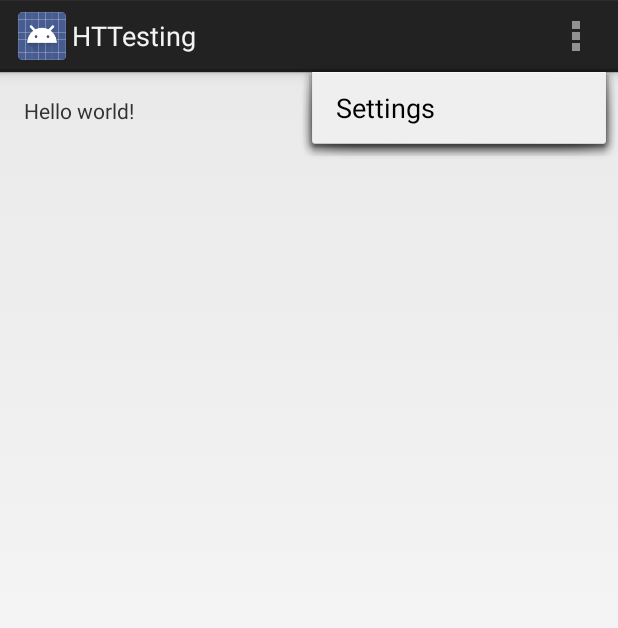
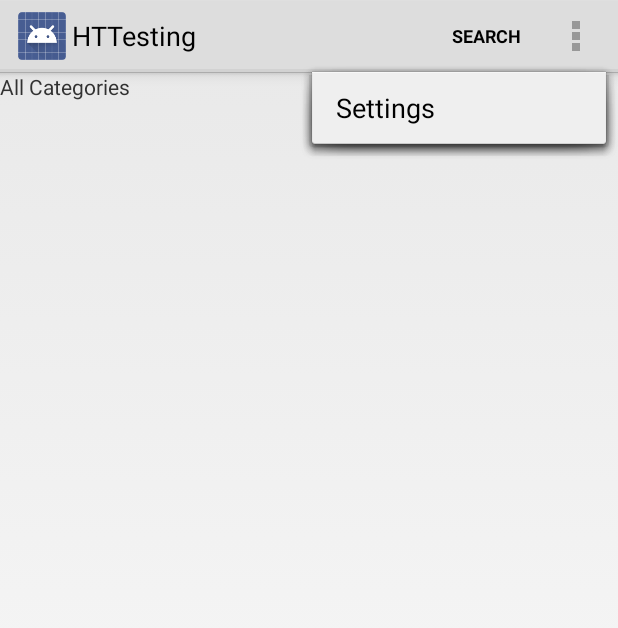
Before and after one commit to marcokstephen/ThoughtSpotAllegro, an Android app: the screen it shows after launch (MyActivity), with the options menu open, on a phone screen of 412 x 824 dp. Shown: the top 628 px of the screen. Run offline under Robolectric (Android 15) with nearby library versions, the phone set to English and light mode, and no system bars.

Commit message:
Starting the ResourceListFragment

```diff
--- a/app/build.gradle
+++ b/app/build.gradle
@@ -20,5 +20,7 @@ android {
 }
 
 dependencies {
-    compile fileTree(dir: 'libs', include: ['*.jar'])
+    compile fileTree(include: ['*.jar'], dir: 'libs')
+    compile 'com.android.support:support-v4:21.0.0'
+    compile 'com.android.support:support-v13:21.0.0'
 }
--- a/app/src/main/java/sm/com/httesting/MyActivity.java
+++ b/app/src/main/java/sm/com/httesting/MyActivity.java
@@ -1,32 +1,69 @@
 package sm.com.httesting;
 
-import android.app.Activity;
+import android.app.Fragment;
+import android.app.FragmentTransaction;
 import android.os.Bundle;
+import android.support.v4.app.FragmentActivity;
+import android.view.LayoutInflater;
 import android.view.Menu;
 import android.view.MenuItem;
+import android.support.v4.widget.DrawerLayout;
+import android.view.View;
+import android.view.ViewGroup;
+import android.widget.AdapterView;
+import android.widget.ArrayAdapter;
+import android.widget.ListView;
 
+public class MyActivity extends FragmentActivity {
 
-public class MyActivity extends Activity {
+    FragmentTransaction transaction;
+    DrawerLayout mDrawerLayout;
+    ListView mDrawerList;
+    public static String[] sectionTitles = {"All Categories","    Legal & Financial","    Health & Social",
+            "    Recreation & Culture","    Family & Friends","    Spirituality & Wellbeing",
+            "    Work & School","    Sex & Relationships","Suggest a Place","Favourites"};
 
     @Override
     protected void onCreate(Bundle savedInstanceState) {
         super.onCreate(savedInstanceState);
         setContentView(R.layout.activity_my);
+
+        transaction = getFragmentManager().beginTransaction();
+        Fragment fragment = ResourceListFragment.newInstance(0);
+        transaction.replace(R.id.fragment_container,fragment);
+        transaction.addToBackStack(null);
+        transaction.commit();
+
+        mDrawerLayout = (DrawerLayout)findViewById(R.id.drawer_layout);
+        mDrawerList = (ListView)findViewById(R.id.left_drawer);
+
+        mDrawerList.setAdapter(new ArrayAdapter<String>(this, R.layout.drawer_list_item, sectionTitles));
+        mDrawerList.setOnItemClickListener(new AdapterView.OnItemClickListener() {
+            @Override
+            public void onItemClick(AdapterView<?> adapterView, View view, int i, long l) {
+                transaction = getFragmentManager().beginTransaction();
+                Fragment fragment = ResourceListFragment.newInstance(i);
+                transaction.replace(R.id.fragment_container,fragment);
+                transaction.addToBackStack(null);
+                transaction.commit();
+
+                //Changing the title of the action bar at the top of the app
+                //Accounting for the spaces that we added in the array elements
+                String newTitle = sectionTitles[i];
+                if (i>0&&i<8) newTitle = newTitle.substring(4);
+                getActionBar().setTitle(newTitle);
+            }
+        });
     }
-
 
     @Override
     public boolean onCreateOptionsMenu(Menu menu) {
-        // Inflate the menu; this adds items to the action bar if it is present.
         getMenuInflater().inflate(R.menu.my, menu);
         return true;
     }
 
     @Override
     public boolean onOptionsItemSelected(MenuItem item) {
-        // Handle action bar item clicks here. The action bar will
-        // automatically handle clicks on the Home/Up button, so long
-        // as you specify a parent activity in AndroidManifest.xml.
         int id = item.getItemId();
         if (id == R.id.action_settings) {
             return true;
--- /dev/null
+++ b/app/src/main/java/sm/com/httesting/ResourceListFragment.java
@@ -0,0 +1,36 @@
+package sm.com.httesting;
+
+import android.app.Fragment;
+import android.os.Bundle;
+import android.view.LayoutInflater;
+import android.view.View;
+import android.view.ViewGroup;
+import android.widget.ListView;
+import android.widget.TextView;
+
+public class ResourceListFragment extends Fragment {
+
+    private static final String ARG_CATEGORY_NUMBER = "category_number";
+    private int category;
+    private ListView resoureListView;
+
+    public static ResourceListFragment newInstance(int category){
+        ResourceListFragment rlf = new ResourceListFragment();
+        Bundle args = new Bundle(1);
+        args.putInt(ARG_CATEGORY_NUMBER,category);
+        rlf.setArguments(args);
+        return rlf;
+    }
+
+    @Override
+    public View onCreateView(LayoutInflater inflater, ViewGroup viewGroup, Bundle bundle){
+        View rootView = inflater.inflate(R.layout.fragment_listing,viewGroup,false);
+        category = getArguments().getInt(ARG_CATEGORY_NUMBER);
+        resoureListView = (ListView)rootView.findViewById(R.id.listview_resources);
+
+        TextView tvsample = (TextView)rootView.findViewById(R.id.textview_sample);
+        tvsample.setText(MyActivity.sectionTitles[category]);
+
+        return rootView;
+    }
+}
--- a/app/src/main/res/layout/activity_my.xml
+++ b/app/src/main/res/layout/activity_my.xml
@@ -1,16 +1,20 @@
-<RelativeLayout xmlns:android="http://schemas.android.com/apk/res/android"
-    xmlns:tools="http://schemas.android.com/tools"
+<android.support.v4.widget.DrawerLayout
+    xmlns:android="http://schemas.android.com/apk/res/android"
+    android:id="@+id/drawer_layout"
     android:layout_width="match_parent"
-    android:layout_height="match_parent"
-    android:paddingLeft="@dimen/activity_horizontal_margin"
-    android:paddingRight="@dimen/activity_horizontal_margin"
-    android:paddingTop="@dimen/activity_vertical_margin"
-    android:paddingBottom="@dimen/activity_vertical_margin"
-    tools:context=".MyActivity">
-
-    <TextView
-        android:text="@string/hello_world"
-        android:layout_width="wrap_content"
-        android:layout_height="wrap_content" />
-
-</RelativeLayout>
+    android:layout_height="match_parent">
+    <!-- The main content view -->
+    <FrameLayout
+        android:id="@+id/fragment_container"
+        android:layout_width="match_parent"
+        android:layout_height="match_parent" />
+    <!-- The navigation drawer -->
+    <ListView android:id="@+id/left_drawer"
+        android:layout_width="240dp"
+        android:layout_height="match_parent"
+        android:layout_gravity="start"
+        android:choiceMode="singleChoice"
+        android:divider="#c8c8c8"
+        android:dividerHeight="1dp"
+        android:background="#f3f3f3"/>
+</android.support.v4.widget.DrawerLayout>
--- /dev/null
+++ b/app/src/main/res/layout/drawer_list_item.xml
@@ -0,0 +1,13 @@
+<?xml version="1.0" encoding="utf-8"?>
+
+<TextView xmlns:android="http://schemas.android.com/apk/res/android"
+    android:id="@android:id/text1"
+    android:layout_width="match_parent"
+    android:layout_height="wrap_content"
+    android:textAppearance="?android:attr/textAppearanceListItemSmall"
+    android:gravity="center_vertical"
+    android:paddingLeft="16dp"
+    android:paddingRight="16dp"
+    android:textColor="#000"
+    android:background="?android:attr/activatedBackgroundIndicator"
+    android:minHeight="?android:attr/listPreferredItemHeightSmall"/>
--- /dev/null
+++ b/app/src/main/res/layout/fragment_listing.xml
@@ -0,0 +1,19 @@
+<?xml version="1.0" encoding="utf-8"?>
+
+<LinearLayout xmlns:android="http://schemas.android.com/apk/res/android"
+    android:orientation="vertical" android:layout_width="match_parent"
+    android:layout_height="match_parent">
+
+    <ListView
+        android:layout_width="match_parent"
+        android:layout_height="wrap_content"
+        android:id="@+id/listview_resources"
+        android:choiceMode="singleChoice"/>
+
+    <TextView
+        android:layout_width="wrap_content"
+        android:layout_height="wrap_content"
+        android:id="@+id/textview_sample"
+        android:text="placeholder" />
+
+</LinearLayout>
--- a/app/src/main/res/menu/my.xml
+++ b/app/src/main/res/menu/my.xml
@@ -5,4 +5,8 @@
         android:title="@string/action_settings"
         android:orderInCategory="100"
         android:showAsAction="never" />
+    <item android:id="@+id/search_settings"
+        android:title="SEARCH"
+        android:orderInCategory="1"
+        android:showAsAction="always" />
 </menu>
--- a/app/src/main/res/values/styles.xml
+++ b/app/src/main/res/values/styles.xml
@@ -1,7 +1,7 @@
 <resources>
 
     <!-- Base application theme. -->
-    <style name="AppTheme" parent="android:Theme.Holo.Light.DarkActionBar">
+    <style name="AppTheme" parent="android:Theme.Holo.Light">
         <!-- Customize your theme here. -->
     </style>
 
```
Also changed, not shown: 1 other file.
